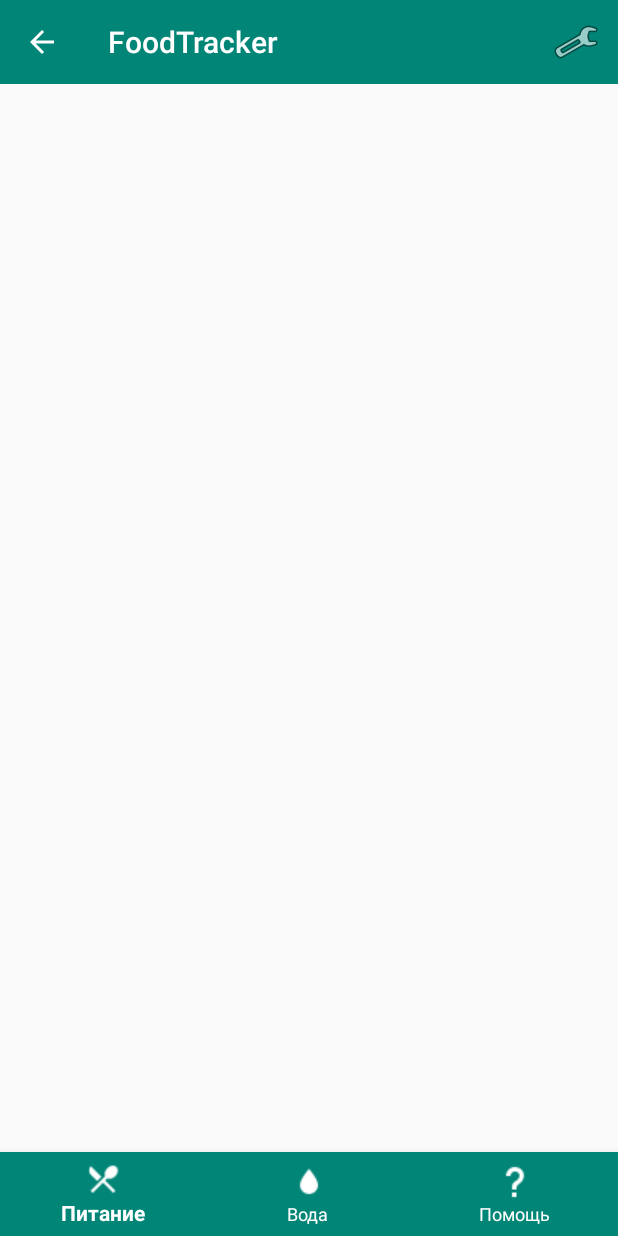
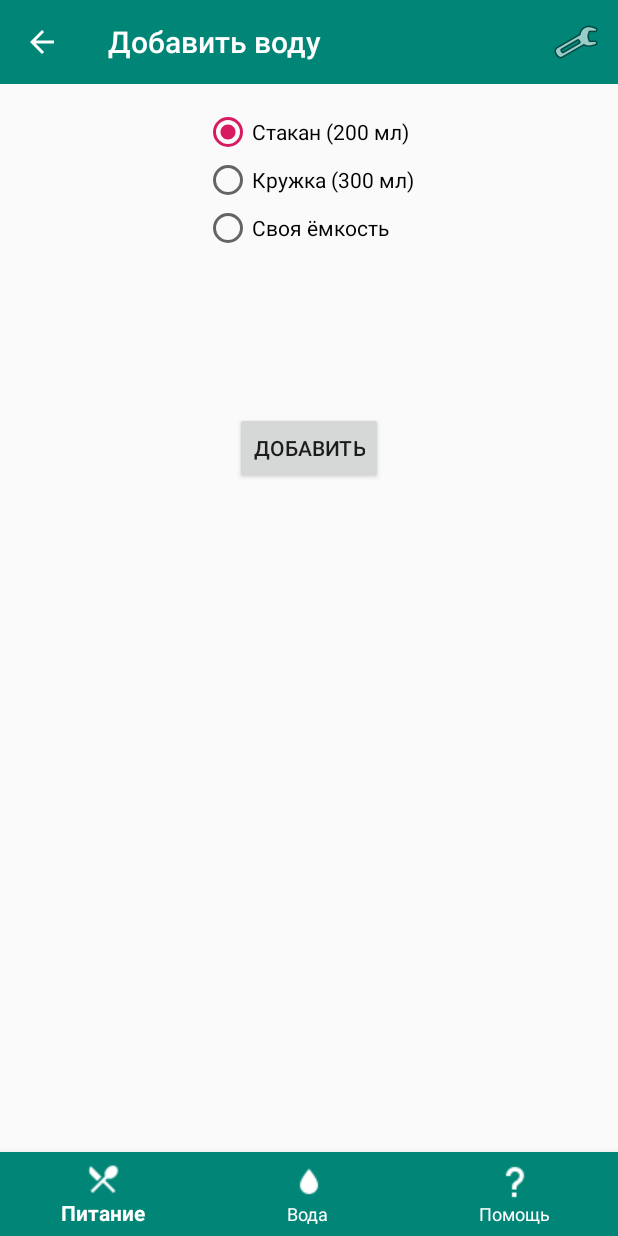
Before and after one commit to 32xlevel/FoodTracker, an Android app: the fragment AddWaterFragment placed in its activity, on a phone screen of 412 x 824 dp. Run offline under Robolectric (Android 15) with nearby library versions, the phone set to English and light mode, and no system bars; libraries missing offline, so code that uses them is left out: net.danlew.android, org.jetbrains.anko; 2 statements that could not run were skipped.

Commit message:
add water xml

```diff
--- a/app/src/main/java/com/s32xlevel/foodtracker/controller/AddWaterFragment.kt
+++ b/app/src/main/java/com/s32xlevel/foodtracker/controller/AddWaterFragment.kt
@@ -24,6 +24,7 @@ class AddWaterFragment : Fragment() {
         val toolbar = rootView.findViewById<Toolbar>(R.id.toolbar)
         (activity as AppCompatActivity).setSupportActionBar(toolbar)
         (activity as AppCompatActivity).supportActionBar?.setDisplayHomeAsUpEnabled(true)
+        (activity as AppCompatActivity).supportActionBar?.title = "Добавить воду"
         setHasOptionsMenu(true)
         return rootView
     }
--- a/app/src/main/res/layout/fragment_add_water.xml
+++ b/app/src/main/res/layout/fragment_add_water.xml
@@ -11,4 +11,59 @@
             android:id="@+id/toolbar"
             layout="@layout/toolbar_top"/>
 
+    <RadioGroup android:id="@+id/radio_group_add_water"
+                android:orientation="vertical"
+                android:layout_margin="16dp"
+                android:layout_gravity="center"
+                android:layout_width="wrap_content"
+                android:layout_height="wrap_content">
+
+        <RadioButton
+                android:id="@+id/radio_button_cup"
+                android:layout_width="wrap_content"
+                android:layout_height="wrap_content"
+                android:checked="true"
+                android:text="@string/cup"/>
+
+        <RadioButton
+                android:id="@+id/radio_button_mug"
+                android:layout_width="wrap_content"
+                android:layout_height="wrap_content"
+                android:checked="false"
+                android:text="@string/mug"/>
+
+        <RadioButton
+                android:id="@+id/radio_button_mysource"
+                android:layout_width="wrap_content"
+                android:layout_height="wrap_content"
+                android:checked="false"
+                android:text="@string/my_source"/>
+
+        <EditText
+                android:id="@+id/water_my_source"
+                android:layout_marginStart="20dp"
+                android:layout_width="97dp"
+                android:layout_height="wrap_content"
+                android:inputType="text"
+                android:hint="@string/hint_source"
+                android:visibility="invisible"/>
+
+        <EditText
+                android:id="@+id/water_my_volume"
+                android:layout_marginStart="20dp"
+                android:layout_width="97dp"
+                android:layout_height="wrap_content"
+                android:inputType="number"
+                android:hint="@string/hint_volume"
+                android:visibility="invisible"/>
+
+    </RadioGroup>
+
+    <Button
+            android:id="@+id/button_add_water"
+            android:layout_width="wrap_content"
+            android:layout_height="wrap_content"
+            android:layout_gravity="center"
+            android:text="@string/button_add_water"/>
+
 </LinearLayout>
--- a/app/src/main/res/values/strings.xml
+++ b/app/src/main/res/values/strings.xml
@@ -25,4 +25,10 @@
     <string name="water_delete">Удалить прием?</string>
     <string name="dialog_yes">Да</string>
     <string name="dialog_no">Нет</string>
+    <string name="cup">Стакан (200 мл)</string>
+    <string name="mug">Кружка (300 мл)</string>
+    <string name="my_source">Своя ёмкость</string>
+    <string name="hint_volume">Объем (в мл)</string>
+    <string name="hint_source">Емкость</string>
+    <string name="button_add_water">Добавить</string>
 </resources>
```
